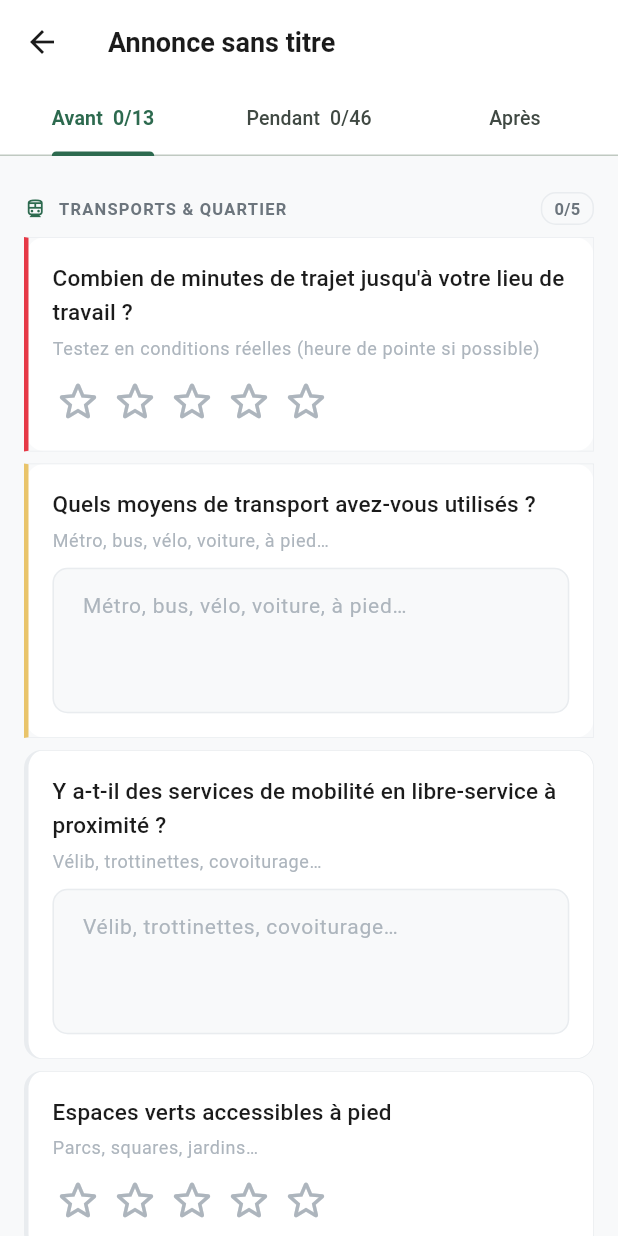
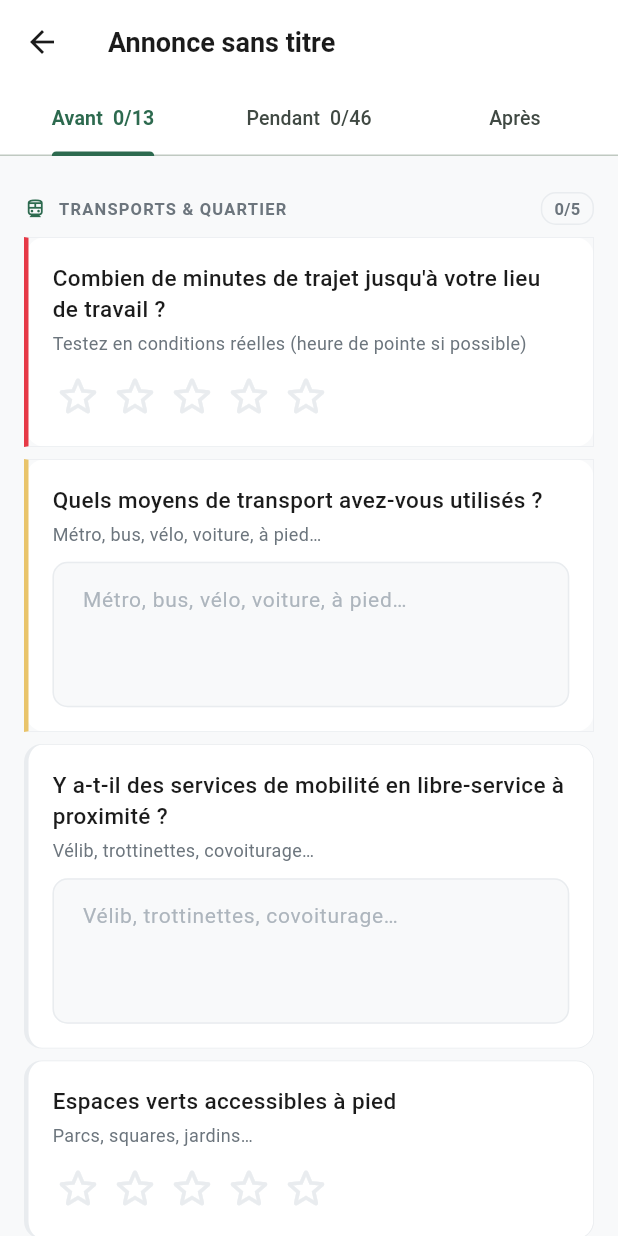
Before and after one commit to Guyt-lab/doutang, a Flutter app: the VisitQuestionnaireScreen screen opened by its route, on a phone screen of 412 x 824 dp. Run offline on Flutter 3.47's test engine with Material 3 defaults, Android fonts, the phone set to English and light mode, and no system bars.

Commit message:
fix(ui): question card contrast — text, stars, buttons all readable

```diff
--- a/lib/widgets/question_card.dart
+++ b/lib/widgets/question_card.dart
@@ -101,10 +101,23 @@ class _QuestionCardState extends State<QuestionCard> {
         child: Column(
           crossAxisAlignment: CrossAxisAlignment.start,
           children: [
-            Text(q.text, style: Theme.of(context).textTheme.titleMedium),
+            Text(
+              q.text,
+              style: const TextStyle(
+                fontSize: 15,
+                fontWeight: FontWeight.w500,
+                color: DoutangTheme.textPrimary,
+              ),
+            ),
             if (q.hint != null) ...[
               const SizedBox(height: DSpacing.xs),
-              Text(q.hint!, style: Theme.of(context).textTheme.bodySmall),
+              Text(
+                q.hint!,
+                style: const TextStyle(
+                  fontSize: 12,
+                  color: DoutangTheme.textSecondary,
+                ),
+              ),
             ],
             const SizedBox(height: DSpacing.sm + 2),
             _buildInput(),
@@ -138,7 +151,7 @@ class _QuestionCardState extends State<QuestionCard> {
             child: Icon(
               filled ? Icons.star_rounded : Icons.star_outline_rounded,
               size: 34,
-              color: filled ? DoutangTheme.accent : DoutangTheme.textHint,
+              color: filled ? DoutangTheme.accent : DoutangTheme.border,
             ),
           ),
         );
@@ -180,15 +193,23 @@ class _QuestionCardState extends State<QuestionCard> {
 
     if (isSelected) {
       if (target == true) {
+        // Oui sélectionné : vert foncé sur fond vert clair
         borderColor = DoutangTheme.primary;
         bgColor = DoutangTheme.primarySurface;
         textColor = DoutangTheme.primary;
       } else {
+        // Non sélectionné : rouge foncé sur fond rouge clair
         borderColor = DoutangTheme.danger;
         bgColor = const Color(0xFFFFEBEB);
         textColor = DoutangTheme.danger;
       }
+    } else if (isSkip) {
+      // ? : gris foncé sur fond gris clair, toujours
+      borderColor = const Color(0xFFCED4DA);
+      bgColor = const Color(0xFFE9ECEF);
+      textColor = DoutangTheme.textSecondary;
     } else {
+      // Oui / Non non sélectionnés : gris foncé sur fond blanc légèrement grisé
       borderColor = DoutangTheme.border;
       bgColor = DoutangTheme.surface;
       textColor = DoutangTheme.textSecondary;
```
Also changed, not shown: .claude/settings.local.json.
